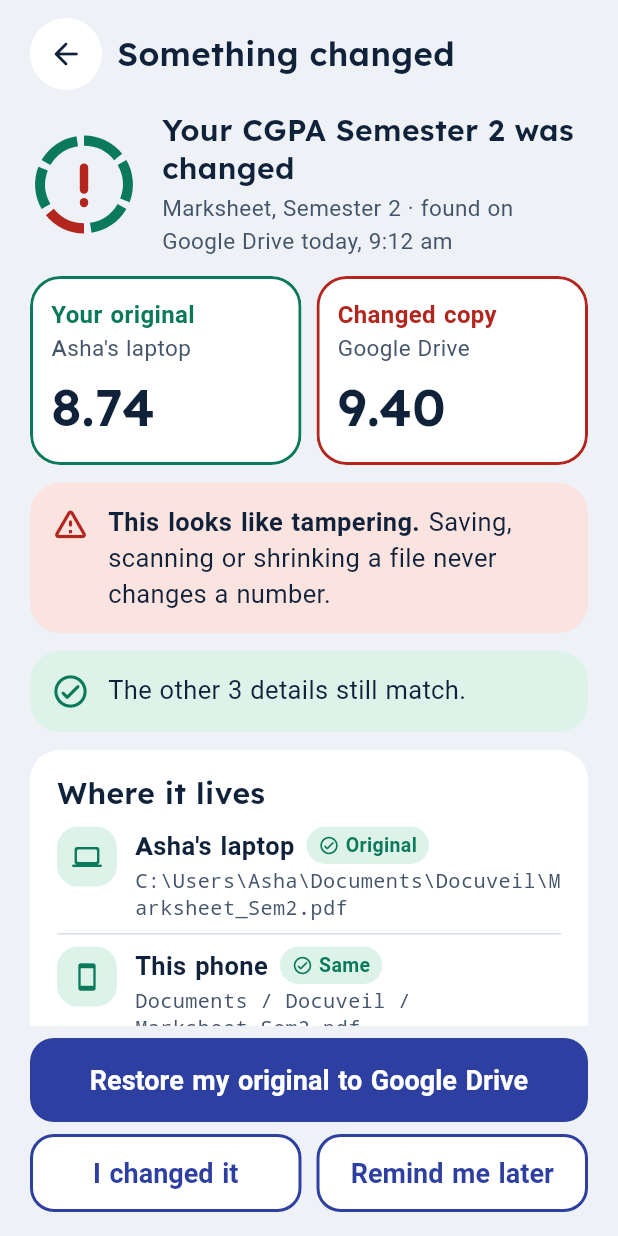
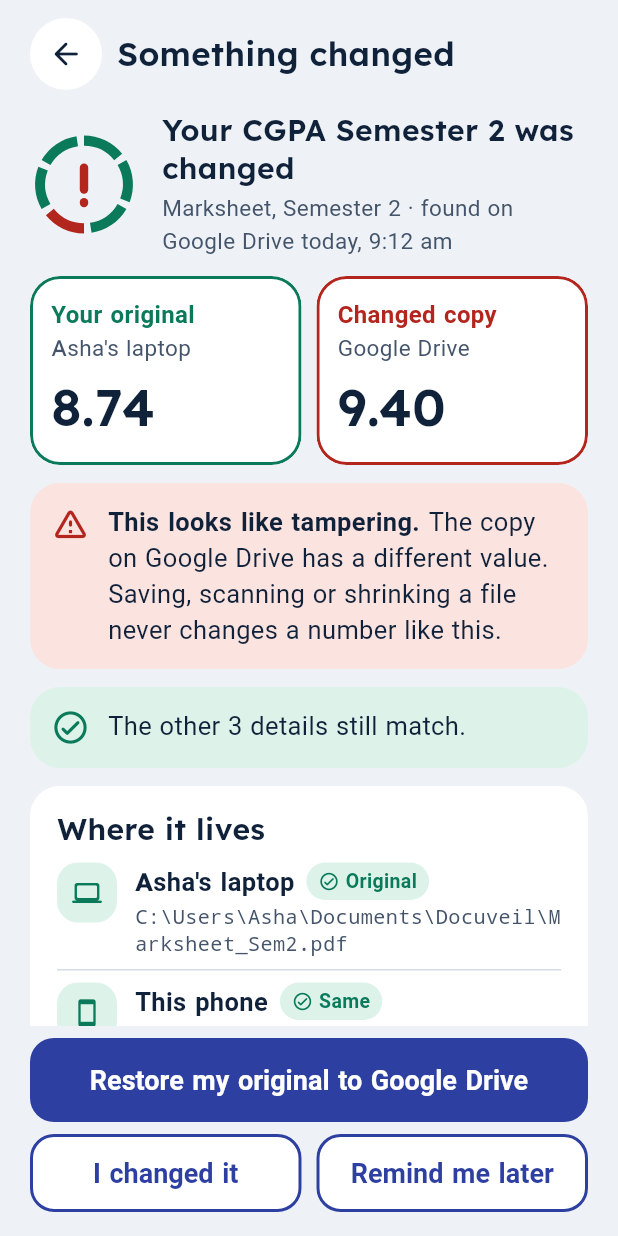
Before and after one commit to ffaahhiimm340-ctrl/Docuveil, a Flutter app: the ChangedScreen screen opened directly with empty values, on a phone screen of 412 x 824 dp. Run offline on Flutter 3.47's test engine with Material 3 defaults, Android fonts, the phone set to English and light mode, and no system bars; our stand-ins replace go_router, google_fonts, sqflite, sqflite_common_ffi; accounts and stored records are empty; Roboto replaces fonts that are missing (Atkinson Hyperlegible).

Commit message:
Changed screen and paper states come from the engine
Each sample copy now carries its extracted fields and file hash;
checkPaper runs compareVersions against the original copy to set
copy states (same / check / changed), old and new values, and the
verdict text. Engine: the whole-text check ignores tracked field
values, so a reformatted amount or date is no longer sent to review.

Co-Authored-By: Claude Opus 5.5 <noreply@anthropic.com>

```diff
--- /dev/null
+++ b/app/lib/data/copy_check.dart
@@ -0,0 +1,143 @@
+import 'package:docuveil_engine/docuveil_engine.dart' hide Verdict;
+import 'package:docuveil_engine/docuveil_engine.dart' as engine show Verdict;
+
+import '../models/models.dart';
+
+/// One copy of a paper as the app indexed it: where it is, the hash of its
+/// bytes, and the fields read from it.
+class CopySnapshot {
+  const CopySnapshot({
+    required this.kind,
+    required this.placeName,
+    required this.path,
+    required this.sha256,
+    required this.doc,
+    this.original = false,
+  });
+
+  final PlaceKind kind;
+  final String placeName;
+  final String path;
+  final String sha256;
+  final ExtractedDoc doc;
+
+  /// The copy saved as the baseline when the paper was first added.
+  final bool original;
+}
+
+/// Everything known about one paper before the engine has compared copies.
+class PaperSource {
+  const PaperSource({
+    required this.id,
+    required this.title,
+    required this.shortTitle,
+    required this.copies,
+    this.labels = const {},
+    this.status = PaperStatus.safe,
+    this.statusText = 'Matches your original',
+    this.sealWarnSegment,
+  });
+
+  final String id;
+  final String title;
+  final String shortTitle;
+  final List<CopySnapshot> copies;
+
+  /// Field key -> label shown on screen, e.g. `cgpa` -> `CGPA, Semester 2`.
+  final Map<String, String> labels;
+
+  /// Status to show when every copy matches (e.g. a renewal is coming up).
+  final PaperStatus status;
+  final String statusText;
+  final int? sealWarnSegment;
+}
+
+CopyState _stateFor(engine.Verdict v) => switch (v) {
+  engine.Verdict.unchanged || engine.Verdict.harmless => CopyState.same,
+  engine.Verdict.review => CopyState.review,
+  engine.Verdict.tampered => CopyState.changed,
+};
+
+/// Compare every copy with the original and turn the result into a [Paper].
+Paper checkPaper(PaperSource s) {
+  final original = s.copies.firstWhere(
+    (c) => c.original,
+    orElse: () => s.copies.first,
+  );
+  final base = DocSnapshot(original.sha256, original.doc);
+  final copies = <PaperCopy>[];
+  ChangeReport? worst;
+  String? worstPlace;
+  for (final c in s.copies) {
+    var state = CopyState.original;
+    if (!identical(c, original)) {
+      final r = compareVersions(base, DocSnapshot(c.sha256, c.doc));
+      state = _stateFor(r.verdict);
+      if (worst == null || r.verdict.index > worst.verdict.index) {
+        worst = r;
+        worstPlace = c.placeName;
+      }
+    }
+    copies.add(
+      PaperCopy(kind: c.kind, placeName: c.placeName, path: c.path, state: state),
+    );
+  }
+
+  final flagged = worst != null &&
+      (worst.verdict == engine.Verdict.tampered ||
+          worst.verdict == engine.Verdict.review);
+  final changed = {
+    if (flagged)
+      for (final ch in worst.changes) ch.field: ch,
+  };
+  String label(String key) => s.labels[key] ?? fieldLabel(key);
+  final keys = original.doc.fields.keys.toList();
+  final fields = [
+    for (final k in keys)
+      changed[k] != null && changed[k]!.kind == ChangeKind.modified
+          ? PaperField(label(k), changed[k]!.newValue!, was: changed[k]!.oldValue)
+          : PaperField(label(k), original.doc.fields[k]!),
+  ];
+  final firstChanged = keys.indexWhere(changed.containsKey);
+
+  if (!flagged) {
+    return Paper(
+      id: s.id,
+      title: s.title,
+      shortTitle: s.shortTitle,
+      status: s.status,
+      statusText: s.statusText,
+      sealWarnSegment: s.sealWarnSegment,
+      fields: fields,
+      copies: copies,
+    );
+  }
+
+  final tamper = worst.verdict == engine.Verdict.tampered;
+  final n = worst.changes.length;
+  return Paper(
+    id: s.id,
+    title: s.title,
+    shortTitle: s.shortTitle,
+    status: tamper ? PaperStatus.changed : PaperStatus.look,
+    statusText: tamper
+        ? 'Changed: $n detail${n == 1 ? '' : 's'}'
+        : 'Worth a look: a copy reads differently',
+    brokenSegment: firstChanged < 0 ? 0 : firstChanged % 6,
+    sealWarnSegment: tamper ? null : (firstChanged < 0 ? 0 : firstChanged % 6),
+    fields: fields,
+    copies: copies,
+    verdict: tamper
+        ? PaperVerdict(
+            'This looks like tampering.',
+            'The copy on $worstPlace has a different value. Saving, scanning '
+                'or shrinking a file never changes a number like this.',
+          )
+        : PaperVerdict(
+            'Probably the scan, but please look.',
+            'The copy on $worstPlace differs only by letters a scan often '
+                'misreads (like l and 1).',
+            tamper: false,
+          ),
+  );
+}
--- a/app/lib/data/sample_data.dart
+++ b/app/lib/data/sample_data.dart
@@ -1,8 +1,13 @@
+import 'package:docuveil_engine/docuveil_engine.dart' show DocType, ExtractedDoc;
+
 import '../models/models.dart';
 import '../theme/app_colors.dart';
+import 'copy_check.dart';
 
 // NOTE: rebuilt to match the screens (the original was never committed, see
 // PR #3). Everything here is synthetic: a fictional person, "Asha Verma".
+// Papers are not hand-written: each copy's fields go through the engine
+// (checkPaper), which decides what changed.
 
 /// Fictional content the screens show until they read the real vault.
 class SampleData {
@@ -14,114 +19,180 @@ class SampleData {
   static const _laptop = r'C:\Users\Asha\Documents\Docuveil';
   static const _drive = 'My Drive / Docuveil';
 
-  static PaperCopy _copy(
+  static CopySnapshot _copy(
     PlaceKind kind,
     String file,
-    CopyState state,
-  ) => switch (kind) {
-    PlaceKind.phone => PaperCopy(
-      kind: kind,
-      placeName: 'This phone',
-      path: '$_phone / $file',
-      state: state,
-    ),
-    PlaceKind.laptop => PaperCopy(
-      kind: kind,
-      placeName: "Asha's laptop",
-      path: '$_laptop\\$file',
-      state: state,
-    ),
-    PlaceKind.cloud => PaperCopy(
-      kind: kind,
-      placeName: 'Google Drive',
-      path: '$_drive / $file',
-      state: state,
-    ),
-  };
+    String sha,
+    ExtractedDoc doc, {
+    bool original = false,
+  }) => CopySnapshot(
+    kind: kind,
+    placeName: switch (kind) {
+      PlaceKind.phone => 'This phone',
+      PlaceKind.laptop => "Asha's laptop",
+      PlaceKind.cloud => 'Google Drive',
+    },
+    path: switch (kind) {
+      PlaceKind.phone => '$_phone / $file',
+      PlaceKind.laptop => '$_laptop\\$file',
+      PlaceKind.cloud => '$_drive / $file',
+    },
+    sha256: sha,
+    doc: doc,
+    original: original,
+  );
 
-  static final List<Paper> papers = [
-    Paper(
+  static ExtractedDoc _doc(String id, DocType t, Map<String, String> f) =>
+      ExtractedDoc(
+        id: id,
+        type: t,
+        fields: f,
+        text: 'SYNTHETIC SAMPLE ${f.entries.map((e) => '${e.key} ${e.value}').join(' ')}',
+      );
+
+  static final List<PaperSource> sources = [
+    PaperSource(
       id: 'marksheet',
       title: 'Marksheet, Semester 2',
       shortTitle: 'Marksheet',
-      status: PaperStatus.changed,
-      statusText: 'Changed: 1 detail',
-      brokenSegment: 3,
-      fields: const [
-        PaperField('Name', 'Asha Rajesh Verma'),
-        PaperField('Semester', '2'),
-        PaperField('Seat number', 'S482913'),
-        PaperField('CGPA, Semester 2', '9.40', was: '8.74'),
-      ],
+      labels: const {'cgpa': 'CGPA, Semester 2'},
       copies: [
-        _copy(PlaceKind.laptop, 'Marksheet_Sem2.pdf', CopyState.original),
-        _copy(PlaceKind.phone, 'Marksheet_Sem2.pdf', CopyState.same),
-        _copy(PlaceKind.cloud, 'Marksheet_Sem2.pdf', CopyState.changed),
+        _copy(
+          PlaceKind.laptop,
+          'Marksheet_Sem2.pdf',
+          'sha-marksheet-v1',
+          _doc('marksheet', DocType.marksheet, {
+            'name': 'Asha Rajesh Verma',
+            'semester': '2',
+            'seat_number': 'S482913',
+            'cgpa': '8.74',
+          }),
+          original: true,
+        ),
+        // Re-scanned on the phone: different file, same details.
+        _copy(
+          PlaceKind.phone,
+          'Marksheet_Sem2.pdf',
+          'sha-marksheet-rescan',
+          _doc('marksheet', DocType.marksheet, {
+            'name': 'ASHA RAJESH VERMA',
+            'semester': '2',
+            'seat_number': 'S482913',
+            'cgpa': '8.740',
+          }),
+        ),
+        // Edited on Google Drive.
+        _copy(
+          PlaceKind.cloud,
+          'Marksheet_Sem2.pdf',
+          'sha-marksheet-edited',
+          _doc('marksheet', DocType.marksheet, {
+            'name': 'Asha Rajesh Verma',
+            'semester': '2',
+            'seat_number': 'S482913',
+            'cgpa': '9.40',
+          }),
+        ),
       ],
     ),
-    Paper(
+    PaperSource(
       id: 'aadhaar',
       title: 'Aadhaar card',
       shortTitle: 'Aadhaar',
-      status: PaperStatus.safe,
-      statusText: 'Matches your original',
-      fields: const [
-        PaperField('Name', 'Asha R. Verma'),
-        PaperField('Date of birth', '04 Jul 2001'),
-        PaperField("Father's name", 'Rajesh Verma'),
-      ],
       copies: [
-        _copy(PlaceKind.phone, 'Aadhaar.pdf', CopyState.original),
-        _copy(PlaceKind.laptop, 'Aadhaar.pdf', CopyState.same),
+        for (final (kind, original) in [
+          (PlaceKind.phone, true),
+          (PlaceKind.laptop, false),
+        ])
+          _copy(
+            kind,
+            'Aadhaar.pdf',
+            'sha-aadhaar',
+            _doc('aadhaar', DocType.aadhaar, {
+              'name': 'Asha R. Verma',
+              'dob': '04 Jul 2001',
+              'father_name': 'Rajesh Verma',
+            }),
+            original: original,
+          ),
       ],
     ),
-    Paper(
+    PaperSource(
       id: 'pan',
       title: 'PAN card',
       shortTitle: 'PAN card',
-      status: PaperStatus.safe,
-      statusText: 'Matches your original',
-      fields: const [
-        PaperField('Name', 'Asha Rajesh Verma'),
-        PaperField('Date of birth', '04 Jul 2001'),
-        PaperField("Father's name", 'R Verma'),
-      ],
       copies: [
-        _copy(PlaceKind.laptop, 'PAN.pdf', CopyState.original),
-        _copy(PlaceKind.cloud, 'PAN.pdf', CopyState.same),
+        for (final (kind, original) in [
+          (PlaceKind.laptop, true),
+          (PlaceKind.cloud, false),
+        ])
+          _copy(
+            kind,
+            'PAN.pdf',
+            'sha-pan',
+            _doc('pan', DocType.pan, {
+              'name': 'Asha Rajesh Verma',
+              'dob': '04 Jul 2001',
+              'father_name': 'R Verma',
+            }),
+            original: original,
+          ),
       ],
     ),
-    Paper(
+    PaperSource(
       id: 'certificate',
       title: 'Degree certificate',
       shortTitle: 'Degree certificate',
       status: PaperStatus.look,
       statusText: 'Worth a look: one copy only',
       sealWarnSegment: 3,
-      fields: const [
-        PaperField('Name', 'Asha Rajesh Varma'),
-        PaperField('Degree', 'B.Sc. Computer Science'),
-        PaperField('Year', '2023'),
+      copies: [
+        _copy(
+          PlaceKind.laptop,
+          'Degree.pdf',
+          'sha-degree',
+          _doc('certificate', DocType.certificate, {
+            'name': 'Asha Rajesh Varma',
+            'degree': 'B.Sc. Computer Science',
+            'year': '2023',
+          }),
+          original: true,
+        ),
       ],
-      copies: [_copy(PlaceKind.laptop, 'Degree.pdf', CopyState.original)],
     ),
-    Paper(
+    PaperSource(
       id: 'insurance',
       title: 'Health insurance policy',
       shortTitle: 'Insurance',
-      status: PaperStatus.safe,
       statusText: 'Renews 12 Mar',
-      fields: const [
-        PaperField('Policy number', 'POL48291355'),
-        PaperField('Sum assured', '5,00,000'),
-        PaperField('Renewal date', '12 Mar 2027'),
-      ],
       copies: [
-        _copy(PlaceKind.phone, 'Insurance.pdf', CopyState.original),
-        _copy(PlaceKind.cloud, 'Insurance.pdf', CopyState.same),
+        _copy(
+          PlaceKind.phone,
+          'Insurance.pdf',
+          'sha-insurance',
+          _doc('insurance', DocType.insurance, {
+            'policy_number': 'POL48291355',
+            'sum_assured': '500000',
+            'renewal_date': '12/03/2027',
+          }),
+          original: true,
+        ),
+        // Exported again by the insurer's site: amount written differently.
+        _copy(
+          PlaceKind.cloud,
+          'Insurance.pdf',
+          'sha-insurance-export',
+          _doc('insurance', DocType.insurance, {
+            'policy_number': 'POL48291355',
+            'sum_assured': 'Rs. 5,00,000',
+            'renewal_date': '12 Mar 2027',
+          }),
+        ),
       ],
     ),
   ];
+
+  static final List<Paper> papers = [for (final s in sources) checkPaper(s)];
 
   static Paper paperById(String id) =>
       papers.firstWhere((p) => p.id == id, orElse: () => papers.first);
--- a/app/lib/models/models.dart
+++ b/app/lib/models/models.dart
@@ -17,20 +17,32 @@ extension PlaceKindX on PlaceKind {
   };
 }
 
-/// How one copy compares with the owner's saved original.
-enum CopyState { original, same, changed }
+/// How one copy compares with the owner's saved original. [review] means a
+/// detail reads differently in a way a re-scan could explain.
+enum CopyState { original, same, review, changed }
 
 extension CopyStateX on CopyState {
   String get label => switch (this) {
     CopyState.original => 'Original',
     CopyState.same => 'Same',
+    CopyState.review => 'Check',
     CopyState.changed => 'Changed',
   };
 
   Tone get tone => switch (this) {
     CopyState.original || CopyState.same => Tone.ok,
+    CopyState.review => Tone.look,
     CopyState.changed => Tone.bad,
   };
+}
+
+/// What the engine concluded about the most serious changed copy.
+class PaperVerdict {
+  const PaperVerdict(this.title, this.text, {this.tamper = true});
+
+  final String title;
+  final String text;
+  final bool tamper;
 }
 
 /// Overall state of a paper's seal.
@@ -81,6 +93,7 @@ class Paper {
     required this.copies,
     this.brokenSegment = 2,
     this.sealWarnSegment,
+    this.verdict,
   });
 
   final String id;
@@ -96,6 +109,9 @@ class Paper {
 
   /// Which piece turns amber when the paper is only "worth a look".
   final int? sealWarnSegment;
+
+  /// Set when a copy differs from the original.
+  final PaperVerdict? verdict;
 
   bool get hasChange => fields.any((f) => f.isChanged);
 
--- a/app/lib/screens/changed_screen.dart
+++ b/app/lib/screens/changed_screen.dart
@@ -105,20 +105,20 @@ class ChangedScreen extends StatelessWidget {
       ],
     );
 
+    // The engine's verdict for the most serious changed copy.
+    final v = paper.verdict;
     final verdict = InfoBanner(
-      tone: Tone.bad,
+      tone: v == null || v.tamper ? Tone.bad : Tone.look,
       icon: Icons.warning_amber_rounded,
       child: Text.rich(
         TextSpan(
           style: AppText.body,
           children: [
             TextSpan(
-              text: 'This looks like tampering. ',
+              text: '${v?.title ?? 'No change found.'} ',
               style: AppText.bodyBold,
             ),
-            const TextSpan(
-              text: 'Saving, scanning or shrinking a file never changes a number.',
-            ),
+            TextSpan(text: v?.text ?? ''),
           ],
         ),
       ),
--- a/packages/engine/lib/src/tamper.dart
+++ b/packages/engine/lib/src/tamper.dart
@@ -142,7 +142,23 @@ ChangeReport compareVersions(
       harmlessNotes: notes,
     );
   }
-  final sim = textSimilarity(baseline.doc.text, current.doc.text);
+  // Tracked fields were compared above, so leave their values out here; this
+  // check is only for edits to the rest of the text.
+  // Matched on normalised words, so spacing and case do not stop a value
+  // from being found.
+  String untracked(String text, Map<String, String> f) {
+    var t = ' ${normalizeText(text)} ';
+    for (final v in f.values) {
+      final n = normalizeText(v);
+      if (n.isNotEmpty) t = t.replaceAll(' $n ', '  ');
+    }
+    return t;
+  }
+
+  final sim = textSimilarity(
+    untracked(baseline.doc.text, a),
+    untracked(current.doc.text, b),
+  );
   return ChangeReport(
     verdict: sim >= harmlessTextThreshold ? Verdict.harmless : Verdict.review,
     harmlessNotes: notes,
```
Also changed, not shown: 2 other files.
